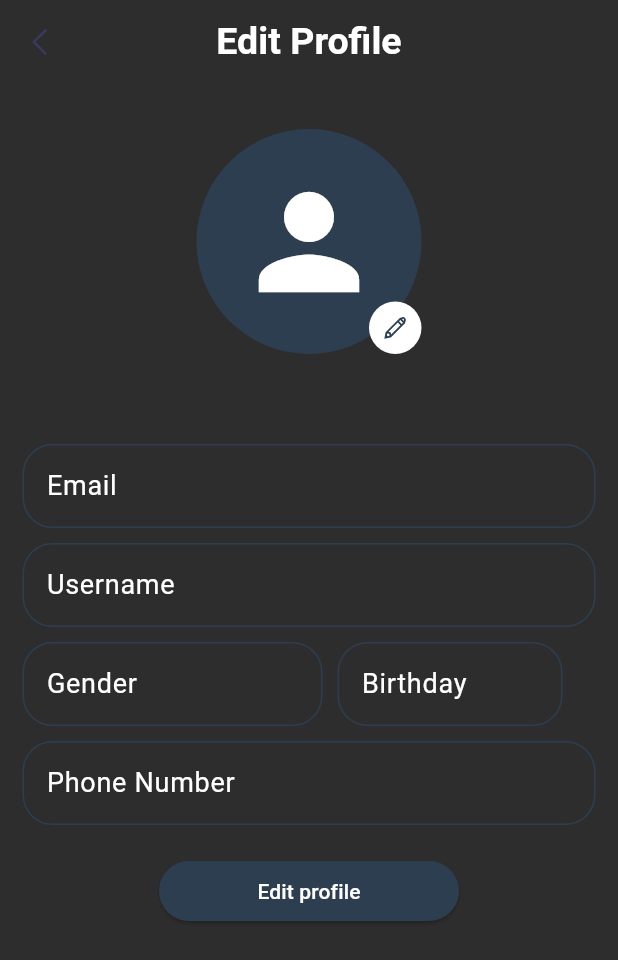
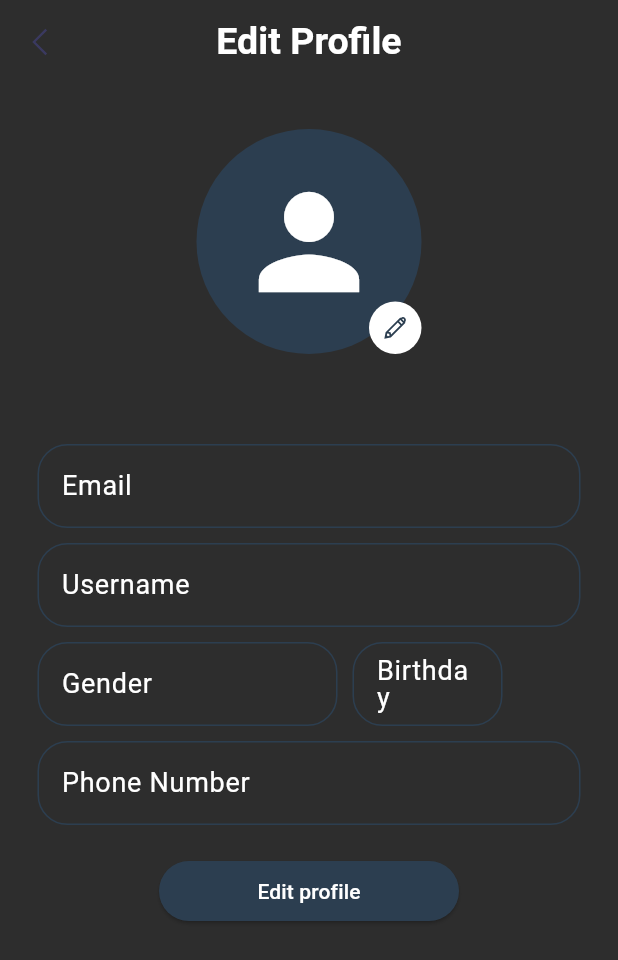
Before and after one commit to Adel-Saeed21/2.5-Store, a Flutter app: the Profile screen opened by its route, after a tap on "Edit profile", on a phone screen of 412 x 824 dp. Shown: the top 960 px of the screen. Run offline on Flutter 3.47's test engine with Material 3 defaults, Android fonts, the light colour scheme and no system bars; our stand-ins replace carousel_slider, cloud_firestore, firebase_auth, firebase_core, flutter_bloc, flutter_pw_validator and 8 more; accounts and stored records are empty.

Commit message:
update itemDetails page

```diff
--- a/lib/Screens/Editprofile.dart
+++ b/lib/Screens/Editprofile.dart
@@ -21,7 +21,7 @@ class Editprofile extends StatelessWidget {
     // var backcolor = isDark ? Colors.black : Colors.white;
     // var textcolor = isDark ? Colors.white : Colors.black;
     GlobalKey<FormState> formstate1 = GlobalKey();
-
+    double screenWidth = MediaQuery.of(context).size.width;
     return BlocConsumer<Cubitrun, cubitState>(
       builder: (context, state) {
         return Scaffold(
@@ -46,6 +46,8 @@ class Editprofile extends StatelessWidget {
           ),
           backgroundColor: backgroundColor,
           body: SingleChildScrollView(
+            child: Padding(
+              padding: const EdgeInsets.only(right: 10.0, left: 10),
               child: Column(
                 children: [
                   const SizedBox(
@@ -96,10 +98,10 @@ class Editprofile extends StatelessWidget {
                         key: formstate1,
                         child: Column(
                           children: [
-
                             DynamicTextfiled(
                               keyboard: TextInputType.text,
                               sizee: 500,
+                              contr: email_controler,
                               word: "Email",
                               validator: (p0) {
                                 if (p0!.isEmpty) {
@@ -141,7 +143,7 @@ class Editprofile extends StatelessWidget {
                                 ),
                                 DynamicTextfiled(
                                   keyboard: TextInputType.number,
-                                sizee: 150,
+                                  sizee: 100,
                                   word: "Birthday",
                                   validator: (p0) {
                                     if (p0 == null || p0.isEmpty) {
@@ -152,7 +154,6 @@ class Editprofile extends StatelessWidget {
                                 ),
                               ],
                             ),
-
                             DynamicTextfiled(
                               keyboard: TextInputType.number,
                               sizee: 500,
@@ -188,6 +189,7 @@ class Editprofile extends StatelessWidget {
                 ],
               ),
             ),
+          ),
         );
       },
       listener: (context, state) {},
@@ -202,11 +204,13 @@ class DynamicTextfiled extends StatelessWidget {
     this.validator,
     required this.sizee,
     required this.keyboard,
+    this.contr,
   });
   final String word;
   final String? Function(String?)? validator;
   final double sizee;
   final TextInputType keyboard;
+  final TextEditingController? contr;
   @override
   Widget build(BuildContext context) {
     // ignore: sized_box_for_whitespace
@@ -218,7 +222,8 @@ class DynamicTextfiled extends StatelessWidget {
             keyboardType: keyboard,
             style: TextStyle(color: textIconColor),
             //   onChanged: onChanged, // Pass the onChanged callback
-            validator: validator, // Pass the validator callback
+            validator: validator,
+            controller: contr, // Pass the validator callback
             decoration: InputDecoration(
               hintMaxLines: 1,
               fillColor: textIconColor,
--- a/lib/Screens/Profile.dart
+++ b/lib/Screens/Profile.dart
@@ -60,7 +60,7 @@ class Profile extends StatelessWidget {
             String phone = userData['phoneNumber'] ?? 'N/A';
             String email = userData['email'] ?? 'N/A';
             String profileImage = userData['profileImage'] ?? '';
-
+            emailControler.text = email;
             return SingleChildScrollView(
               child: Container(
                 padding: const EdgeInsets.all(15),
@@ -151,21 +151,21 @@ class Profile extends StatelessWidget {
                       onpress: () {},
                       icon: LineAwesomeIcons.cog_solid,
                       title: "Settings",
-                      textColor: Colors.black,
+                      textColor: Colors.white,
                       endIcon: true,
                     ),
                     ItemsProfile(
                       onpress: () {},
                       icon: LineAwesomeIcons.wallet_solid,
                       title: "Billing Details",
-                      textColor: Colors.black,
+                      textColor: Colors.white,
                       endIcon: true,
                     ),
                     ItemsProfile(
                       onpress: () {},
                       icon: LineAwesomeIcons.user_check_solid,
                       title: "User management",
-                      textColor: Colors.black,
+                      textColor: Colors.white,
                       endIcon: true,
                     ),
                     const Divider(),
@@ -174,7 +174,7 @@ class Profile extends StatelessWidget {
                       onpress: () {},
                       icon: LineAwesomeIcons.info_solid,
                       title: "Information",
-                      textColor: Colors.black,
+                      textColor: Colors.white,
                       endIcon: true,
                     ),
                     ItemsProfile(
--- a/lib/cubit/cubitRun.dart
+++ b/lib/cubit/cubitRun.dart
@@ -9,8 +9,12 @@ class Cubitrun extends Cubit<cubitState> {
   bool state1 = false;
   bool state2 = false;
   bool state3 = false;
+  bool M_size = false;
+  bool X_size2 = false;
+  bool XL_size = false;
+
   String imageGalary = "";
-
+  bool IsBooked = false;
   bool isPasswordValid = false;
   void changeImage(String x) {
     imageChose = x;
@@ -30,12 +34,17 @@ class Cubitrun extends Cubit<cubitState> {
     }
   }
 
+  void DetailsBookButton() {
+    IsBooked = !IsBooked;
+    emit(bookedState());
+  }
+
   void changeContainerColor(int index) {
     state1 = index == 1;
     state2 = index == 2;
     state3 = index == 3;
 
-    emit(UpdateContainerColor());
+    emit(UpdateContainerImageColor());
   }
 
   void setPasswordValidation(bool isValid) {
--- a/lib/cubit/cubitState.dart
+++ b/lib/cubit/cubitState.dart
@@ -3,8 +3,9 @@ import 'dart:io';
 abstract class cubitState {}
 
 class TshirtChange extends cubitState {}
-
-class UpdateContainerColor extends cubitState{}
+class TshirtSize extends cubitState{}
+class bookedState extends cubitState{}
+class UpdateContainerImageColor extends cubitState{}
 class ButtonColor extends cubitState {}
 class ImageInitial extends cubitState {}
 class PasswordValidationState extends cubitState{}
--- a/lib/data/constant.dart
+++ b/lib/data/constant.dart
@@ -51,10 +51,14 @@ List<String> arsenalList = [Imagee.Arsenal1, Imagee.Arsenal2];
 TextEditingController emailControler = TextEditingController();
 
 // tech list
-List<Productoutapi> techList =const [
-  Productoutapi(name: "head phone",img: "images/techImages/BlackHeadphone.png",),
-  Productoutapi(name:"SmartWatch", img:"images/techImages/SmartWatch.png" )
+List<Productoutapi> techList = const [
+  Productoutapi(
+    name: "head phone",
+    img: "images/techImages/BlackHeadphone.png",
+  ),
+  Productoutapi(name: "SmartWatch", img: "images/techImages/SmartWatch.png")
 ];
 
+TextEditingController passwordValidate = TextEditingController();
 
-  TextEditingController passwordValidate = TextEditingController();
+TextEditingController email_controler = TextEditingController();
--- a/lib/main.dart
+++ b/lib/main.dart
@@ -46,7 +46,7 @@ class MyApp extends StatelessWidget {
             'Profile': (context) => const Profile(),
             'more': (context) => const Moreitems()
           },
-          home: const Signupscreen(),
+          home: const NavigationbarStatus(),
         ));
   }
 }
```
Also changed, not shown: lib/Screens/SignUpScreen.dart (+10 -9 lines), lib/Screens/itemDetails.dart (+13 -7 lines). Lines whose indentation alone changed are shown as unchanged.
